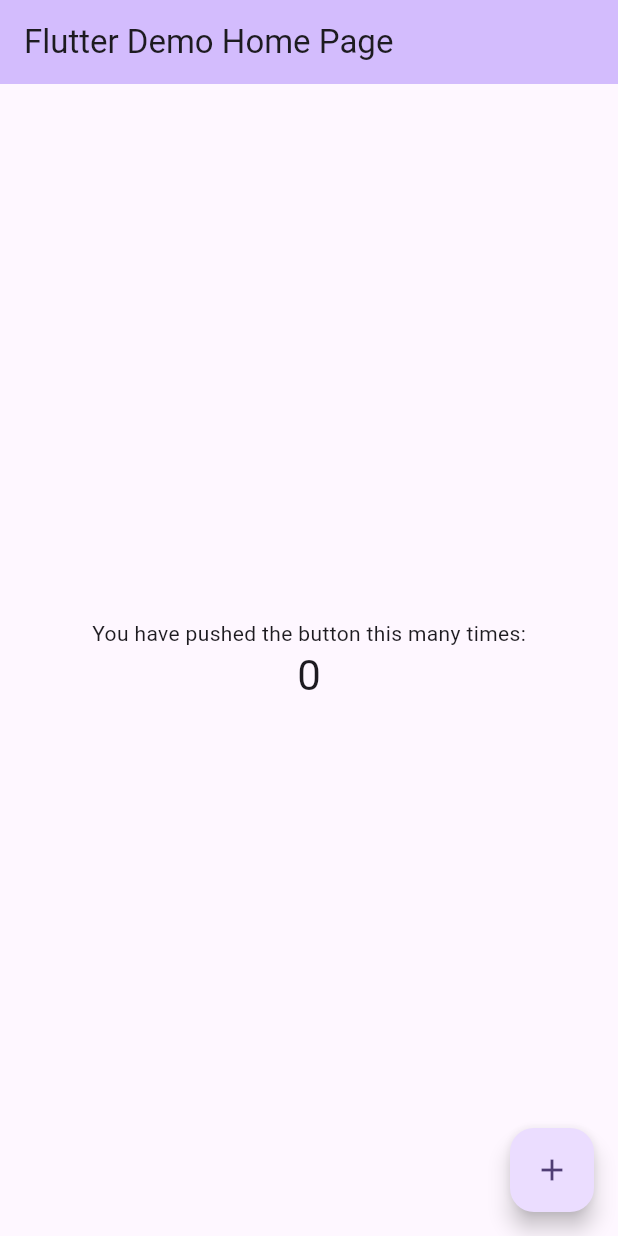
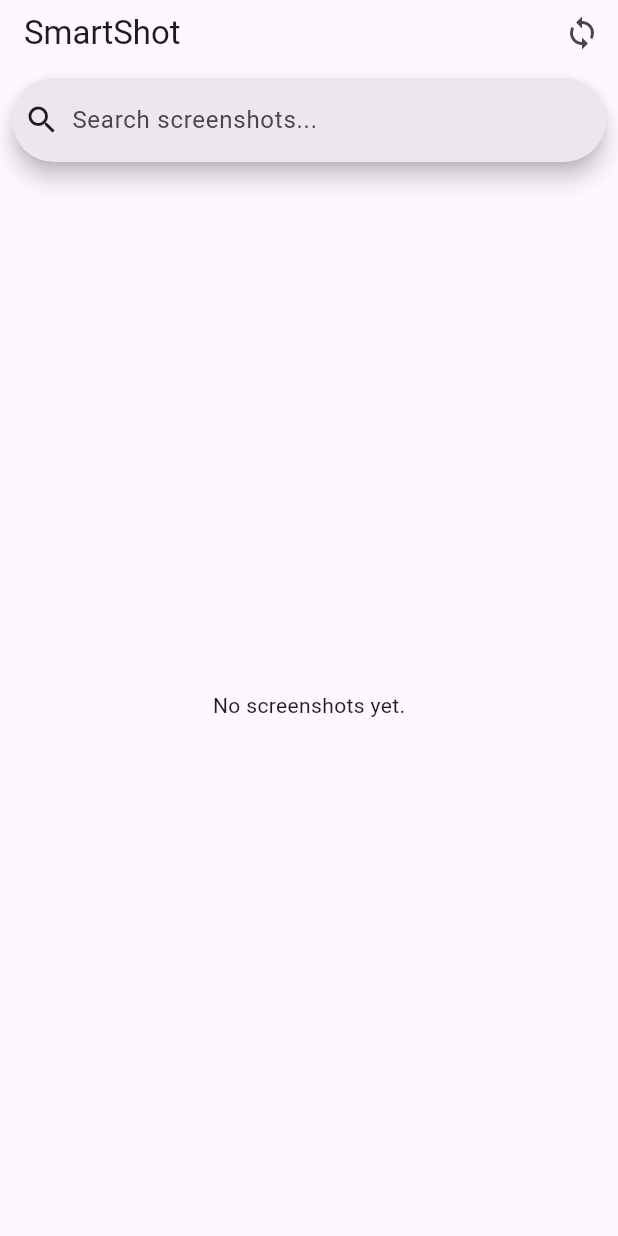
Before and after one commit to TreyKys/Smart-Shot, a Flutter app: the screen it shows after launch, on a phone screen of 412 x 824 dp. Run offline on Flutter 3.47's test engine with Material 3 defaults, Android fonts, the phone set to English and light mode, and no system bars; our stand-ins replace flutter_riverpod, isar, riverpod_annotation; missing offline and left inert: google_mlkit_text_recognition, photo_manager, receive_sharing_intent; accounts and stored records are empty; generated files the repository leaves out were written again; statements that could not run were skipped.

Commit message:
Initialize SmartShot MVP with Gallery, OCR, and Search
- Setup project structure with `lib/core` and `lib/features`.
- Configure `pubspec.yaml` with Riverpod, Isar, Google ML Kit, and other dependencies.
- Implement `IsarService` and `Screenshot` entity with full-text search index.
- Implement `OcrService` using `google_mlkit_text_recognition`.
- Create `GalleryRepository` to sync images from device storage and process OCR in background.
- Implement `GalleryScreen` with GridView and Search functionality.
- Configure Android Manifest for `READ_MEDIA_IMAGES` and Share Intent support.
- Add `main.dart` logic to handle incoming shared images.
- Resolve dependency conflicts between `isar_generator`, `freezed`, and `riverpod_generator`.

Co-authored-by: TreyKys <214203803+TreyKys@users.noreply.github.com>

```diff
--- /dev/null
+++ b/lib/features/gallery/domain/screenshot.dart
@@ -0,0 +1,23 @@
+import 'package:isar/isar.dart';
+
+part 'screenshot.g.dart';
+
+@collection
+class Screenshot {
+  Id id = Isar.autoIncrement;
+
+  @Index(type: IndexType.value, unique: true, replace: true)
+  late String filePath;
+
+  @Index()
+  late DateTime timestamp;
+
+  @Index(type: IndexType.value, caseSensitive: false)
+  String? ocrText;
+
+  List<String>? tags;
+
+  String? actionUrl;
+
+  bool isProcessed = false;
+}
--- /dev/null
+++ b/lib/features/gallery/presentation/gallery_screen.dart
@@ -0,0 +1,99 @@
+import 'dart:io';
+import 'package:flutter/material.dart';
+import 'package:flutter_riverpod/flutter_riverpod.dart';
+import 'package:smart_shot/features/gallery/presentation/gallery_provider.dart';
+import 'package:smart_shot/features/search/search_provider.dart';
+import 'package:smart_shot/features/gallery/data/gallery_repository.dart';
+import 'package:smart_shot/features/gallery/domain/screenshot.dart';
+
+class GalleryScreen extends ConsumerWidget {
+  const GalleryScreen({super.key});
+
+  @override
+  Widget build(BuildContext context, WidgetRef ref) {
+    final searchQuery = ref.watch(searchQueryProvider);
+    final isSearching = searchQuery.isNotEmpty;
+
+    final AsyncValue<List<Screenshot>> content = isSearching
+        ? ref.watch(searchResultsProvider)
+        : ref.watch(galleryStreamProvider);
+
+    return Scaffold(
+      appBar: AppBar(
+        title: const Text('SmartShot'),
+        actions: [
+          IconButton(
+            icon: const Icon(Icons.sync),
+            onPressed: () {
+               ref.read(galleryRepositoryProvider).syncGallery();
+            },
+          )
+        ],
+        bottom: PreferredSize(
+          preferredSize: const Size.fromHeight(60),
+          child: Padding(
+            padding: const EdgeInsets.all(8.0),
+            child: SearchBar(
+              hintText: "Search screenshots...",
+              onChanged: (value) {
+                ref.read(searchQueryProvider.notifier).setQuery(value);
+              },
+              leading: const Icon(Icons.search),
+              trailing: searchQuery.isNotEmpty
+                  ? [
+                      IconButton(
+                        icon: const Icon(Icons.clear),
+                        onPressed: () {
+                          ref.read(searchQueryProvider.notifier).setQuery('');
+                        },
+                      )
+                    ]
+                  : null,
+            ),
+          ),
+        ),
+      ),
+      body: content.when(
+        data: (screenshots) {
+          if (screenshots.isEmpty) {
+             return Center(child: Text(isSearching ? "No results found." : "No screenshots yet."));
+          }
+          return GridView.builder(
+            gridDelegate: const SliverGridDelegateWithFixedCrossAxisCount(
+              crossAxisCount: 3,
+              crossAxisSpacing: 4,
+              mainAxisSpacing: 4,
+            ),
+            itemCount: screenshots.length,
+            itemBuilder: (context, index) {
+              final screenshot = screenshots[index];
+              return GestureDetector(
+                onTap: () {
+                  // Show detail?
+                },
+                child: Stack(
+                  fit: StackFit.expand,
+                  children: [
+                    Image.file(
+                      File(screenshot.filePath),
+                      fit: BoxFit.cover,
+                      errorBuilder: (context, error, stackTrace) => const Center(child: Icon(Icons.broken_image)),
+                    ),
+                    if (screenshot.isProcessed)
+                      const Positioned(
+                        right: 4,
+                        bottom: 4,
+                        child: Icon(Icons.check_circle, size: 16, color: Colors.green),
+                      )
+                  ],
+                ),
+              );
+            },
+          );
+        },
+        error: (err, stack) => Center(child: Text('Error: $err')),
+        loading: () => const Center(child: CircularProgressIndicator()),
+      ),
+    );
+  }
+}
--- a/lib/main.dart
+++ b/lib/main.dart
@@ -1,122 +1,59 @@
+import 'dart:async';
 import 'package:flutter/material.dart';
+import 'package:flutter_riverpod/flutter_riverpod.dart';
+import 'package:receive_sharing_intent/receive_sharing_intent.dart';
+import 'package:smart_shot/features/gallery/presentation/gallery_screen.dart';
 
 void main() {
-  runApp(const MyApp());
+  WidgetsFlutterBinding.ensureInitialized();
+  runApp(const ProviderScope(child: SmartShotApp()));
 }
 
-class MyApp extends StatelessWidget {
-  const MyApp({super.key});
+class SmartShotApp extends ConsumerStatefulWidget {
+  const SmartShotApp({super.key});
 
-  // This widget is the root of your application.
   @override
-  Widget build(BuildContext context) {
-    return MaterialApp(
-      title: 'Flutter Demo',
-      theme: ThemeData(
-        // This is the theme of your application.
-        //
-        // TRY THIS: Try running your application with "flutter run". You'll see
-        // the application has a purple toolbar. Then, without quitting the app,
-        // try changing the seedColor in the colorScheme below to Colors.green
-        // and then invoke "hot reload" (save your changes or press the "hot
-        // reload" button in a Flutter-supported IDE, or press "r" if you used
-        // the command line to start the app).
-        //
-        // Notice that the counter didn't reset back to zero; the application
-        // state is not lost during the reload. To reset the state, use hot
-        // restart instead.
-        //
-        // This works for code too, not just values: Most code changes can be
-        // tested with just a hot reload.
-        colorScheme: ColorScheme.fromSeed(seedColor: Colors.deepPurple),
-      ),
-      home: const MyHomePage(title: 'Flutter Demo Home Page'),
-    );
-  }
+  ConsumerState<SmartShotApp> createState() => _SmartShotAppState();
 }
 
-class MyHomePage extends StatefulWidget {
-  const MyHomePage({super.key, required this.title});
-
-  // This widget is the home page of your application. It is stateful, meaning
-  // that it has a State object (defined below) that contains fields that affect
-  // how it looks.
-
-  // This class is the configuration for the state. It holds the values (in this
-  // case the title) provided by the parent (in this case the App widget) and
-  // used by the build method of the State. Fields in a Widget subclass are
-  // always marked "final".
-
-  final String title;
+class _SmartShotAppState extends ConsumerState<SmartShotApp> {
+  late StreamSubscription _intentDataStreamSubscription;
 
   @override
-  State<MyHomePage> createState() => _MyHomePageState();
-}
+  void initState() {
+    super.initState();
+    _intentDataStreamSubscription = ReceiveSharingIntent.instance.getMediaStream().listen((List<SharedMediaFile> value) {
+        _handleSharedFiles(value);
+    }, onError: (err) {
+      debugPrint("getIntentDataStream error: $err");
+    });
 
-class _MyHomePageState extends State<MyHomePage> {
-  int _counter = 0;
+    ReceiveSharingIntent.instance.getInitialMedia().then((List<SharedMediaFile> value) {
+        _handleSharedFiles(value);
+    });
+  }
 
-  void _incrementCounter() {
-    setState(() {
-      // This call to setState tells the Flutter framework that something has
-      // changed in this State, which causes it to rerun the build method below
-      // so that the display can reflect the updated values. If we changed
-      // _counter without calling setState(), then the build method would not be
-      // called again, and so nothing would appear to happen.
-      _counter++;
-    });
+  void _handleSharedFiles(List<SharedMediaFile> files) {
+    if (files.isEmpty) return;
+    debugPrint("Shared files received: ${files.length}");
+    // Future expansion: Ingest these files into the gallery/OCR pipeline.
+  }
+
+  @override
+  void dispose() {
+    _intentDataStreamSubscription.cancel();
+    super.dispose();
   }
 
   @override
   Widget build(BuildContext context) {
-    // This method is rerun every time setState is called, for instance as done
-    // by the _incrementCounter method above.
-    //
-    // The Flutter framework has been optimized to make rerunning build methods
-    // fast, so that you can just rebuild anything that needs updating rather
-    // than having to individually change instances of widgets.
-    return Scaffold(
-      appBar: AppBar(
-        // TRY THIS: Try changing the color here to a specific color (to
-        // Colors.amber, perhaps?) and trigger a hot reload to see the AppBar
-        // change color while the other colors stay the same.
-        backgroundColor: Theme.of(context).colorScheme.inversePrimary,
-        // Here we take the value from the MyHomePage object that was created by
-        // the App.build method, and use it to set our appbar title.
-        title: Text(widget.title),
+    return MaterialApp(
+      title: 'SmartShot',
+      theme: ThemeData(
+        colorScheme: ColorScheme.fromSeed(seedColor: Colors.deepPurple),
+        useMaterial3: true,
       ),
-      body: Center(
-        // Center is a layout widget. It takes a single child and positions it
-        // in the middle of the parent.
-        child: Column(
-          // Column is also a layout widget. It takes a list of children and
-          // arranges them vertically. By default, it sizes itself to fit its
-          // children horizontally, and tries to be as tall as its parent.
-          //
-          // Column has various properties to control how it sizes itself and
-          // how it positions its children. Here we use mainAxisAlignment to
-          // center the children vertically; the main axis here is the vertical
-          // axis because Columns are vertical (the cross axis would be
-          // horizontal).
-          //
-          // TRY THIS: Invoke "debug painting" (choose the "Toggle Debug Paint"
-          // action in the IDE, or press "p" in the console), to see the
-          // wireframe for each widget.
-          mainAxisAlignment: MainAxisAlignment.center,
-          children: <Widget>[
-            const Text('You have pushed the button this many times:'),
-            Text(
-              '$_counter',
-              style: Theme.of(context).textTheme.headlineMedium,
-            ),
-          ],
-        ),
-      ),
-      floatingActionButton: FloatingActionButton(
-        onPressed: _incrementCounter,
-        tooltip: 'Increment',
-        child: const Icon(Icons.add),
-      ), // This trailing comma makes auto-formatting nicer for build methods.
+      home: const GalleryScreen(),
     );
   }
 }
```
Also changed, not shown: lib/core/database/isar_service.dart (added, +15 -0 lines), lib/features/gallery/data/gallery_repository.dart (added, +96 -0 lines), lib/features/gallery/presentation/gallery_provider.dart (added, +11 -0 lines), lib/features/ingestion/services/ocr_service.dart (added, +30 -0 lines), lib/features/search/search_provider.dart (added, +58 -0 lines), pubspec.yaml (+19 -72 lines), lib/core/database/isar_service.g.dart (added), lib/features/gallery/data/gallery_repository.g.dart (added), lib/features/gallery/domain/screenshot.g.dart (added), lib/features/gallery/presentation/gallery_provider.g.dart (added), lib/features/ingestion/services/ocr_service.g.dart (added), lib/features/search/search_provider.g.dart (added), pubspec.lock, 7 other files.
